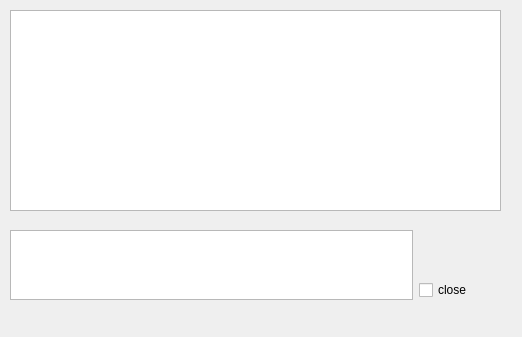
The window that src/desktop/GuiChat.ui (Stkai/BeeBEEP) describes before a commit, drawn with Qt 5.
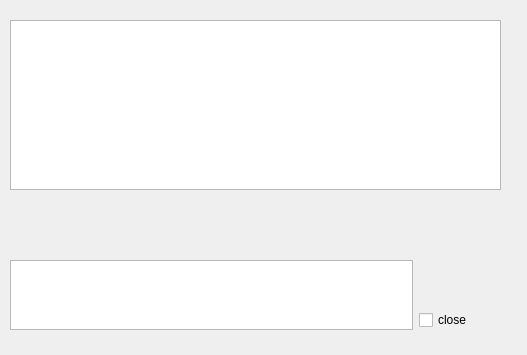
The same window after the commit. Icons and pictures are not drawn. Custom widgets are drawn as their Qt base class.

Commit message: Added Voice Player interface.

Diff of the .ui file:
```diff
--- a/src/desktop/GuiChat.ui
+++ b/src/desktop/GuiChat.ui
@@ -6,8 +6,8 @@
    <rect>
     <x>0</x>
     <y>0</y>
-    <width>522</width>
-    <height>337</height>
+    <width>527</width>
+    <height>355</height>
    </rect>
   </property>
   <property name="sizePolicy">
@@ -19,33 +19,11 @@
   <property name="windowTitle">
    <string>Chat</string>
   </property>
-  <widget class="QTextBrowser" name="mp_teChat">
-   <property name="geometry">
-    <rect>
-     <x>10</x>
-     <y>10</y>
-     <width>491</width>
-     <height>201</height>
-    </rect>
-   </property>
-   <property name="minimumSize">
-    <size>
-     <width>200</width>
-     <height>120</height>
-    </size>
-   </property>
-   <property name="readOnly">
-    <bool>true</bool>
-   </property>
-   <property name="textInteractionFlags">
-    <set>Qt::TextBrowserInteraction</set>
-   </property>
-  </widget>
   <widget class="QFrame" name="mp_frameMessage">
    <property name="geometry">
     <rect>
      <x>10</x>
-     <y>230</y>
+     <y>260</y>
      <width>491</width>
      <height>70</height>
     </rect>
@@ -194,6 +172,74 @@
     </item>
    </layout>
   </widget>
+  <widget class="QFrame" name="mp_frameChat">
+   <property name="geometry">
+    <rect>
+     <x>10</x>
+     <y>20</y>
+     <width>491</width>
+     <height>228</height>
+    </rect>
+   </property>
+   <property name="frameShape">
+    <enum>QFrame::NoFrame</enum>
+   </property>
+   <property name="frameShadow">
+    <enum>QFrame::Plain</enum>
+   </property>
+   <layout class="QGridLayout" name="gridLayout_2">
+    <property name="leftMargin">
+     <number>0</number>
+    </property>
+    <property name="topMargin">
+     <number>0</number>
+    </property>
+    <property name="rightMargin">
+     <number>0</number>
+    </property>
+    <property name="bottomMargin">
+     <number>0</number>
+    </property>
+    <property name="horizontalSpacing">
+     <number>0</number>
+    </property>
+    <property name="verticalSpacing">
+     <number>2</number>
+    </property>
+    <item row="0" column="0">
+     <widget class="QTextBrowser" name="mp_teChat">
+      <property name="minimumSize">
+       <size>
+        <width>200</width>
+        <height>120</height>
+       </size>
+      </property>
+      <property name="readOnly">
+       <bool>true</bool>
+      </property>
+      <property name="textInteractionFlags">
+       <set>Qt::TextBrowserInteraction</set>
+      </property>
+     </widget>
+    </item>
+    <item row="1" column="0">
+     <widget class="GuiVoicePlayer" name="mp_wVoicePlayer" native="true">
+      <property name="sizePolicy">
+       <sizepolicy hsizetype="Expanding" vsizetype="Preferred">
+        <horstretch>0</horstretch>
+        <verstretch>0</verstretch>
+       </sizepolicy>
+      </property>
+      <property name="minimumSize">
+       <size>
+        <width>0</width>
+        <height>56</height>
+       </size>
+      </property>
+     </widget>
+    </item>
+   </layout>
+  </widget>
  </widget>
  <customwidgets>
   <customwidget>
@@ -201,6 +247,12 @@
    <extends>QTextEdit</extends>
    <header>GuiMessageEdit.h</header>
   </customwidget>
+  <customwidget>
+   <class>GuiVoicePlayer</class>
+   <extends>QWidget</extends>
+   <header>GuiVoicePlayer.h</header>
+   <container>1</container>
+  </customwidget>
  </customwidgets>
  <tabstops>
   <tabstop>mp_teMessage</tabstop>
```
The commit also changes 13 other files.
